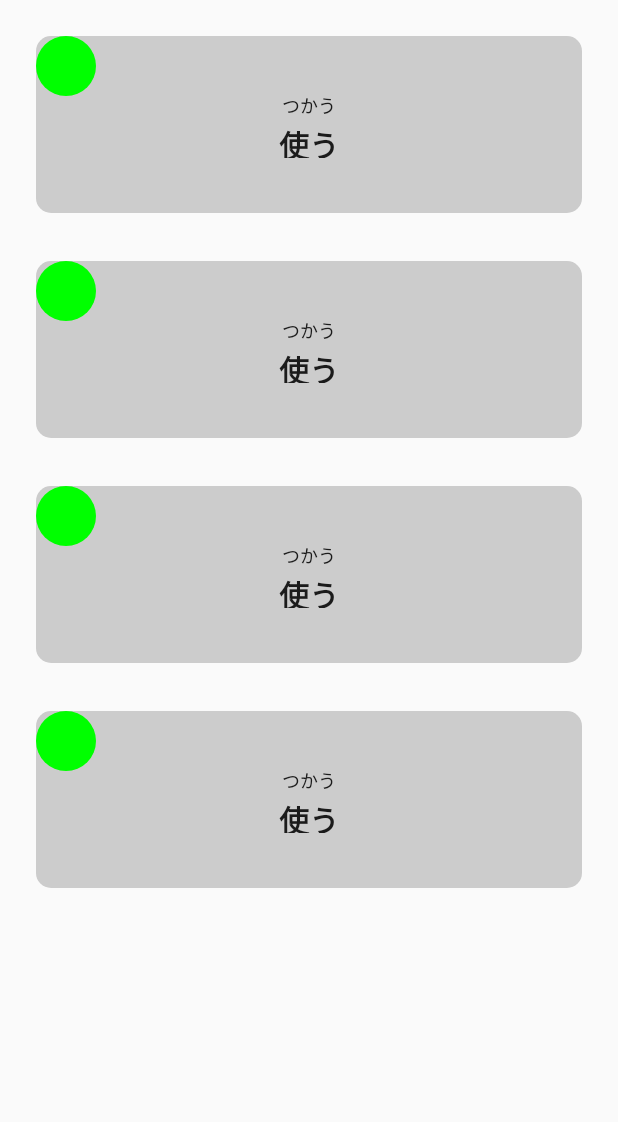
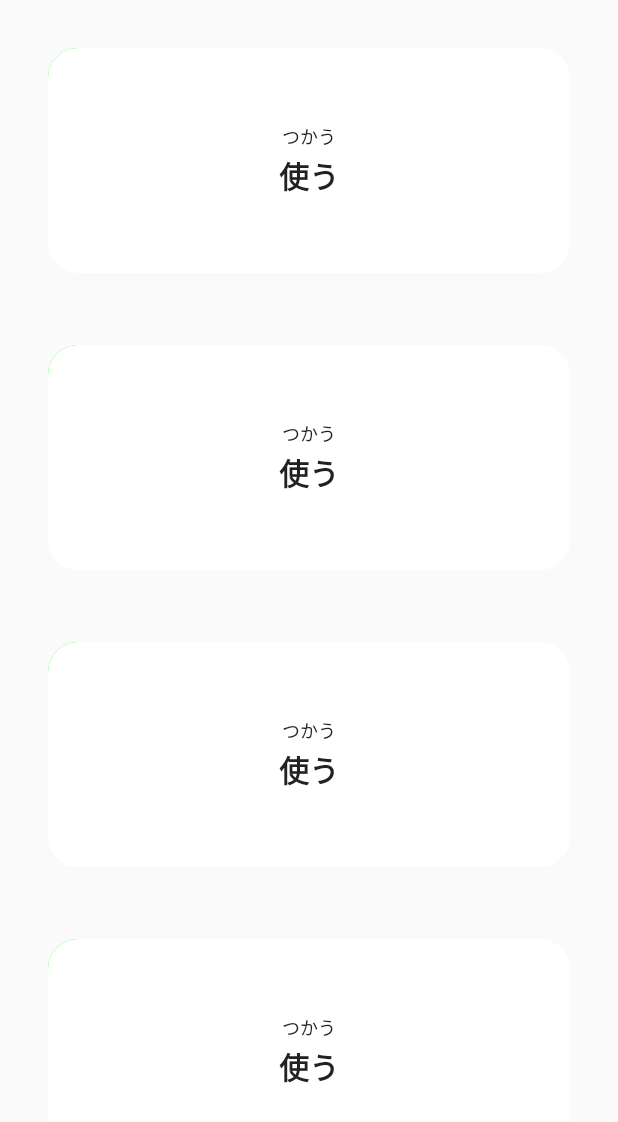
Before and after one commit to encorex32268/VocabularyNote, an Android app built with Jetpack Compose: the screen it shows after launch (MainActivity), on a phone screen of 412 x 824 dp. Shown: the top 1122 px of the screen. Run offline under Robolectric (Android 15) with nearby library versions, the phone set to English and light mode, and no system bars; our stand-ins replace Dagger/Hilt's generated code, Room's generated code.

Commit message:
Home Screen Item Ok .

```diff
--- /dev/null
+++ b/app/src/main/java/com/lihan/vocabularynote/presentations/add/InsertEditScreen.kt
@@ -0,0 +1,14 @@
+package com.lihan.vocabularynote.presentations.add
+
+import androidx.compose.runtime.Composable
+import androidx.compose.ui.Modifier
+
+
+@Composable
+fun InsertEditScreen(
+    modifier: Modifier = Modifier,
+    noteId : Int ,
+) {
+
+
+}
--- a/app/src/main/java/com/lihan/vocabularynote/presentations/home/components/VocabularyNoteItem.kt
+++ b/app/src/main/java/com/lihan/vocabularynote/presentations/home/components/VocabularyNoteItem.kt
@@ -1,5 +1,7 @@
 package com.lihan.vocabularynote.presentations.home.components
 
+import androidx.compose.animation.core.animateFloatAsState
+import androidx.compose.animation.core.tween
 import androidx.compose.foundation.background
 import androidx.compose.foundation.clickable
 import androidx.compose.foundation.layout.*
@@ -8,30 +10,48 @@ import androidx.compose.foundation.shape.CornerSize
 import androidx.compose.foundation.shape.RoundedCornerShape
 import androidx.compose.material.Text
 import androidx.compose.runtime.Composable
+import androidx.compose.runtime.getValue
+import androidx.compose.runtime.mutableStateOf
+import androidx.compose.runtime.remember
 import androidx.compose.ui.Alignment
 import androidx.compose.ui.Modifier
 import androidx.compose.ui.draw.clip
 import androidx.compose.ui.graphics.Color
+import androidx.compose.ui.graphics.graphicsLayer
 import androidx.compose.ui.text.font.FontWeight
+import androidx.compose.ui.unit.Dp
+import androidx.compose.ui.unit.TextUnit
 import androidx.compose.ui.unit.dp
 import androidx.compose.ui.unit.sp
 import com.lihan.vocabularynote.domain.model.VocabularyNote
+import org.w3c.dom.Text
 
 @Composable
 fun VocabularyNoteItem(
     modifier: Modifier = Modifier,
     vocabularyNote: VocabularyNote,
-    onItemClick : (VocabularyNote) -> Unit = {}
+    onItemClick : (VocabularyNote) -> Unit = {},
+    typeCircleSize : Dp = 40.dp,
+    noteCardHeight : Dp = 150.dp,
+    hiraganaFontSize : TextUnit = 12.sp,
+    wordFontSize : TextUnit = 20.sp
 ) {
+    val rotated by remember {
+        mutableStateOf(false)
+    }
+    val rotation by animateFloatAsState(
+        targetValue = if (rotated) 180f else 0f,
+        animationSpec = tween(500)
+    )
+
     Box(
         modifier = modifier
             .fillMaxWidth()
-            .height(150.dp)
             .padding(16.dp)
-            .background(
-                color = Color.LightGray,
-                shape = RoundedCornerShape(10.dp)
-            )
+            .graphicsLayer {
+                rotationY = rotation
+                cameraDistance = 8 * density
+            }
             .clickable {
                 onItemClick(vocabularyNote)
             }
@@ -40,17 +60,22 @@ fun VocabularyNoteItem(
     ) {
         Box(
             modifier = Modifier
-                .size(40.dp)
+                .padding(8.dp)
+                .size(typeCircleSize)
                 .clip(CircleShape)
                 .background(Color.Green)
-                .padding(8.dp)
                 .align(Alignment.TopStart)
         )
         Column(
             modifier = Modifier
                 .fillMaxWidth()
-                .height(60.dp)
-                .padding(8.dp),
+                .padding(8.dp)
+                .height(noteCardHeight)
+                .background(
+                    Color.White,
+                    RoundedCornerShape(20.dp)
+                )
+            ,
             verticalArrangement = Arrangement.Center,
             horizontalAlignment = Alignment.CenterHorizontally
         ) {
@@ -60,19 +85,19 @@ fun VocabularyNoteItem(
             if (isShowSmallHiraganaText){
                 Text(
                     text = vocabularyNote.hiraganaOrKatakana,
-                    fontSize = 12.sp,
+                    fontSize = hiraganaFontSize,
                     fontWeight = FontWeight.Light
                 )
                 Spacer(modifier = Modifier.height(2.dp))
                 Text(
                     text = vocabularyNote.word,
-                    fontSize = 20.sp,
+                    fontSize = wordFontSize,
                     fontWeight = FontWeight.Bold
                 )
             }else{
                 Text(
                     text = vocabularyNote.hiraganaOrKatakana,
-                    fontSize = 20.sp,
+                    fontSize = hiraganaFontSize,
                     fontWeight = FontWeight.Bold
                 )
             }
```
